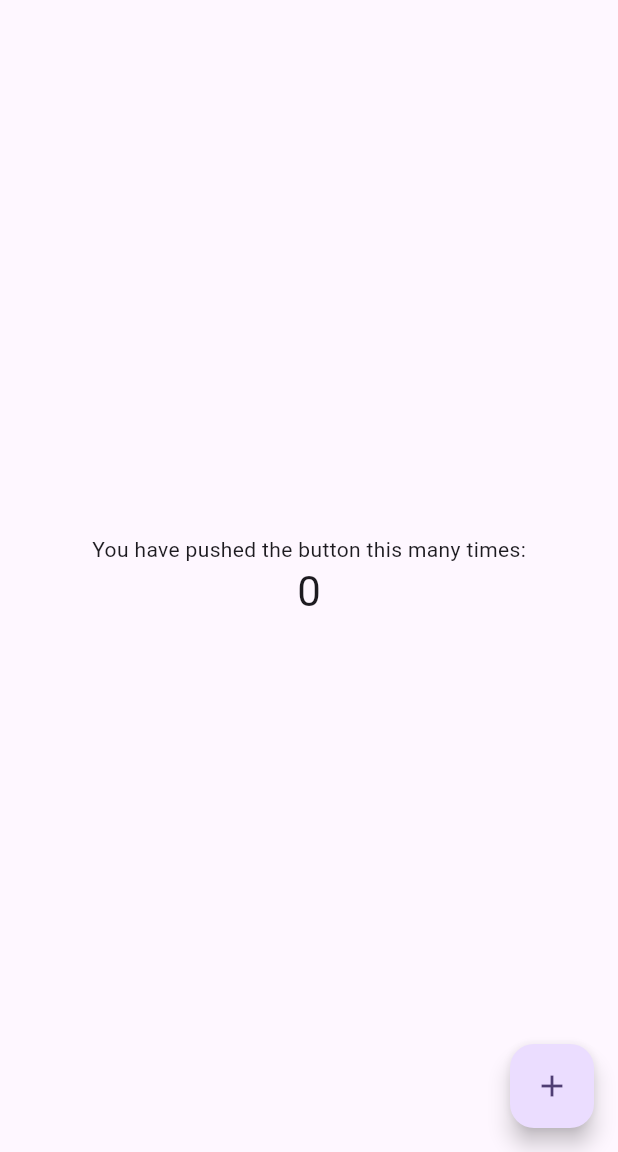
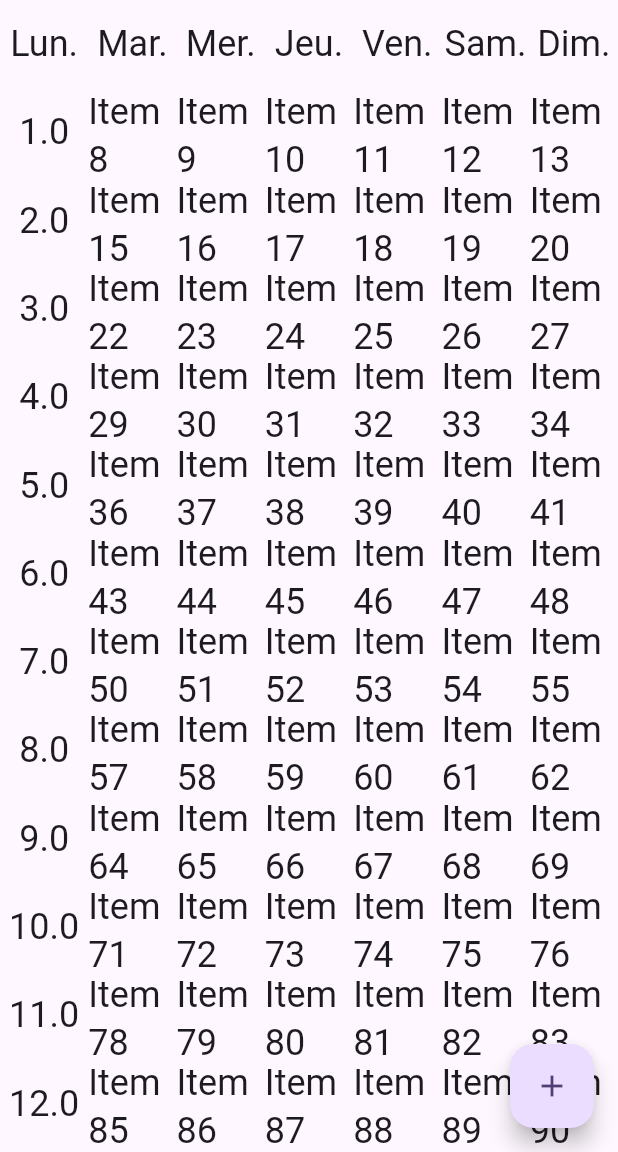
Before and after one commit to LucLambert/Flutter, a Flutter app: the screen it shows after launch, on a phone screen of 412 x 824 dp, the part 84-1236 px from its top. Run offline on Flutter 3.47's test engine with Material 3 defaults, Android fonts, the phone set to English and light mode, and no system bars.

Commit message:
adding grid with switch case to make week timetable

```diff
--- a/progress/lib/main.dart
+++ b/progress/lib/main.dart
@@ -86,35 +86,84 @@ class _MyHomePageState extends State<MyHomePage> {
         // the App.build method, and use it to set our appbar title.
         title: Text(widget.title),
       ),
-      body: Center(
-        // Center is a layout widget. It takes a single child and positions it
-        // in the middle of the parent.
-        child: Column(
-          // Column is also a layout widget. It takes a list of children and
-          // arranges them vertically. By default, it sizes itself to fit its
-          // children horizontally, and tries to be as tall as its parent.
-          //
-          // Column has various properties to control how it sizes itself and
-          // how it positions its children. Here we use mainAxisAlignment to
-          // center the children vertically; the main axis here is the vertical
-          // axis because Columns are vertical (the cross axis would be
-          // horizontal).
-          //
-          // TRY THIS: Invoke "debug painting" (choose the "Toggle Debug Paint"
-          // action in the IDE, or press "p" in the console), to see the
-          // wireframe for each widget.
-          mainAxisAlignment: MainAxisAlignment.center,
-          children: <Widget>[
-            const Text(
-              'You have pushed the button this many times:',
-            ),
-            Text(
-              '$_counter',
-              style: Theme.of(context).textTheme.headlineMedium,
-            ),
-          ],
-        ),
+      body: GridView.count(
+        // Create a grid with 2 columns. If you change the scrollDirection to
+        // horizontal, this produces 2 rows.
+        crossAxisCount: 7,
+        // Generate 100 widgets that display their index in the List.
+        children: List.generate(24*7, (index) {
+          switch(index){
+            case 0:
+              return Center(
+                child: Text(
+                  'Lun.',
+                  style: Theme.of(context).textTheme.headlineSmall,
+                ),
+              );
+            case 1:
+              return Center(
+                child: Text(
+                  'Mar.',
+                  style: Theme.of(context).textTheme.headlineSmall,
+                ),
+              );
+            case 2:
+              return Center(
+                child: Text(
+                  'Mer.',
+                  style: Theme.of(context).textTheme.headlineSmall,
+                ),
+              );
+            case 3:
+              return Center(
+                child: Text(
+                  'Jeu.',
+                  style: Theme.of(context).textTheme.headlineSmall,
+                ),
+              );
+            case 4:
+              return Center(
+                child: Text(
+                  'Ven.',
+                  style: Theme.of(context).textTheme.headlineSmall,
+                ),
+              );
+            case 5:
+              return Center(
+                child: Text(
+                  'Sam.',
+                  style: Theme.of(context).textTheme.headlineSmall,
+                ),
+              );
+            case 6:
+              return Center(
+                child: Text(
+                  'Dim.',
+                  style: Theme.of(context).textTheme.headlineSmall,
+                ),
+              );
+            default :
+              if(index%7 == 0){
+                double hour = index/7;
+                return Center(
+                  child: Text(
+                    '$hour',
+                    style: Theme.of(context).textTheme.headlineSmall,
+                  ),
+                );
+              }else{
+                return Center(
+                  child: Text(
+                    'Item $index',
+                    style: Theme.of(context).textTheme.headlineSmall,
+                  ),
+                );
+              }
+
+          }
+        }),
       ),
+
       floatingActionButton: FloatingActionButton(
         onPressed: _incrementCounter,
         tooltip: 'Increment',
```
